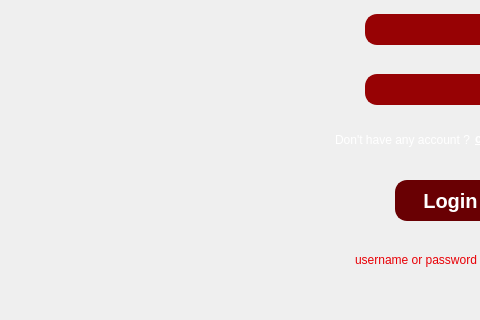
This is SampleBank/mainwindow.ui in MohsenIsHere/Simple-bank-desktop-application-simulator as Qt 5 draws it before an edit; both pictures show x 345 to 825 and y 250 to 570 of the 1000 by 570 pixel window. The edited form follows.
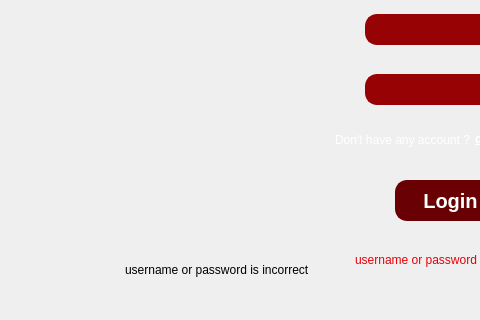
This is the edited form. Icons and pictures are not drawn.

```diff
--- a/SampleBank/mainwindow.ui
+++ b/SampleBank/mainwindow.ui
@@ -227,6 +227,31 @@
      <string>username or password is incorrect</string>
     </property>
    </widget>
+   <widget class="QLabel" name="labelWrong_2">
+    <property name="enabled">
+     <bool>true</bool>
+    </property>
+    <property name="geometry">
+     <rect>
+      <x>470</x>
+      <y>510</y>
+      <width>231</width>
+      <height>20</height>
+     </rect>
+    </property>
+    <property name="styleSheet">
+     <string notr="true">#labelWrong {
+    color: #e80006; /* رنگ متن سفید */
+}
+</string>
+    </property>
+    <property name="frameShadow">
+     <enum>QFrame::Plain</enum>
+    </property>
+    <property name="text">
+     <string>username or password is incorrect</string>
+    </property>
+   </widget>
   </widget>
   <widget class="QMenuBar" name="menubar">
    <property name="geometry">
```
